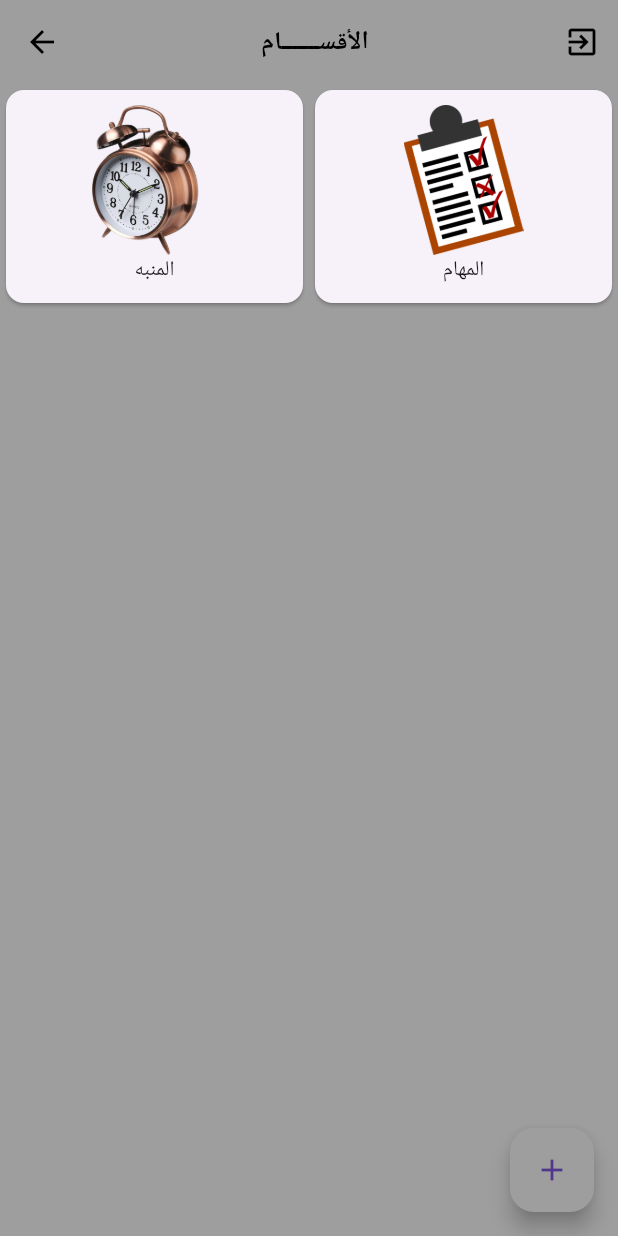
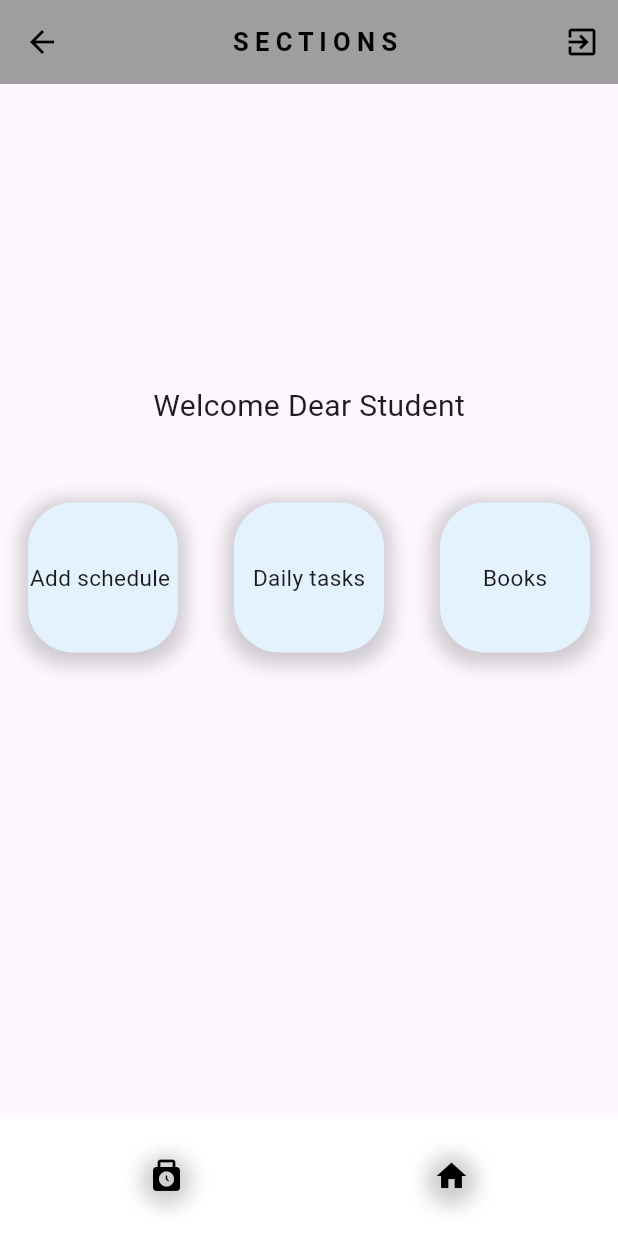
Before and after one commit to Adel-Altwaish/UniHub, a Flutter app: the HomePage screen opened by its route, on a phone screen of 412 x 824 dp. Run offline on Flutter 3.47's test engine with Material 3 defaults, Android fonts, the light colour scheme and no system bars; our stand-ins replace awesome_dialog, firebase_auth, firebase_core, google_sign_in; accounts and stored records are empty.

Commit message:
add pages

```diff
--- /dev/null
+++ b/lib/Pages/HomePage.dart
@@ -0,0 +1,215 @@
+//import 'package:firebase_auth/firebase_auth.dart';
+// ignore_for_file: unused_local_variable
+
+import 'package:firebase_auth/firebase_auth.dart';
+import 'package:flutter/material.dart';
+import 'package:google_sign_in/google_sign_in.dart';
+import 'package:uni_hub/Pages/Book.dart';
+import 'package:uni_hub/Pages/Daily%20tasks.dart';
+import 'package:uni_hub/Pages/Time.dart';
+import 'package:uni_hub/Pages/schedule.dart';
+
+class HomePage extends StatelessWidget {
+  const HomePage({super.key});
+
+  @override
+  Widget build(BuildContext context) {
+    return Scaffold(
+      appBar: AppBar(
+        actions: [
+          IconButton(
+            onPressed: () async {
+              GoogleSignIn googleSignIn = GoogleSignIn();
+              googleSignIn.disconnect();
+              await FirebaseAuth.instance.signOut();
+              Navigator.of(context)
+                  .pushNamedAndRemoveUntil("LogIn", (route) => false);
+            },
+            icon: Icon(Icons.exit_to_app),
+          ),
+        ],
+        // backgroundColor: Colors.white,
+        title: const Center(
+          child: Text(
+            "S E C T I O N S",
+            style: TextStyle(color: Colors.black),
+          ),
+        ),
+      ),
+      body: Column(
+        children: [
+          const SizedBox(height: 200),
+          const Text(
+            ' Welcome Dear Student ',
+            style: TextStyle(
+              fontSize: 20,
+            ),
+          ),
+          const SizedBox(height: 50),
+          Row(
+            mainAxisAlignment: MainAxisAlignment.spaceAround,
+            children: [
+              GestureDetector(
+                onTap: () {
+                  Navigator.push(
+                    context,
+                    MaterialPageRoute(builder: (context) => Schedule()),
+                  );
+                },
+                child: Center(
+                  child: Container(
+                    height: 100,
+                    width: 100,
+                    decoration: BoxDecoration(
+                      color: Colors.blue[50],
+                      borderRadius: const BorderRadius.all(
+                        Radius.circular(30),
+                      ),
+                      boxShadow: [
+                        BoxShadow(
+                          color: Colors.grey.withOpacity(0.5),
+                          spreadRadius: 5,
+                          blurRadius: 10,
+                          offset: const Offset(0, 3),
+                        ),
+                      ],
+                    ),
+                    alignment: Alignment.center,
+                    child: const Text(
+                      'Add schedule ',
+                      style: TextStyle(
+                        fontSize: 15,
+                      ),
+                    ),
+                  ),
+                ),
+              ),
+              GestureDetector(
+                onTap: () {
+                  Navigator.push(
+                    context,
+                    MaterialPageRoute(builder: (context) => MyToDoList()),
+                  );
+                },
+                child: Container(
+                  height: 100,
+                  width: 100,
+                  decoration: BoxDecoration(
+                    color: Colors.blue[50],
+                    borderRadius: const BorderRadius.all(
+                      Radius.circular(30),
+                    ),
+                    boxShadow: [
+                      BoxShadow(
+                        color: Colors.grey.withOpacity(0.5),
+                        spreadRadius: 5,
+                        blurRadius: 10,
+                        offset: const Offset(0, 3),
+                      ),
+                    ],
+                  ),
+                  alignment: Alignment.center,
+                  child: const Text(
+                    'Daily tasks',
+                    style: TextStyle(
+                      fontSize: 15,
+                    ),
+                  ),
+                ),
+              ),
+              GestureDetector(
+                onTap: () {
+                  Navigator.push(
+                    context,
+                    MaterialPageRoute(builder: (context) => Book()),
+                  );
+                },
+                child: Container(
+                  height: 100,
+                  width: 100,
+                  decoration: BoxDecoration(
+                    color: Colors.blue[50],
+                    borderRadius: const BorderRadius.all(
+                      Radius.circular(30),
+                    ),
+                    boxShadow: [
+                      BoxShadow(
+                        color: Colors.grey.withOpacity(0.5),
+                        spreadRadius: 5,
+                        blurRadius: 10,
+                        offset: const Offset(0, 3),
+                      ),
+                    ],
+                  ),
+                  alignment: Alignment.center,
+                  child: const Text(
+                    'Books',
+                    style: TextStyle(fontSize: 15),
+                  ),
+                ),
+              ),
+            ],
+          ),
+        ],
+      ),
+      bottomNavigationBar: BottomAppBar(
+        color: Colors.white,
+        child: Row(
+          mainAxisAlignment: MainAxisAlignment.spaceAround,
+          children: [
+            IconButton(
+              onPressed: () {
+                Navigator.push(
+                    context, MaterialPageRoute(builder: (context) => Time()));
+              },
+              icon: Container(
+                decoration: BoxDecoration(
+                  borderRadius: const BorderRadius.all(
+                    Radius.circular(30),
+                  ),
+                  boxShadow: [
+                    BoxShadow(
+                      color: Colors.grey.withOpacity(0.5),
+                      spreadRadius: 5,
+                      blurRadius: 10,
+                      offset: const Offset(0, 3),
+                    )
+                  ],
+                ),
+                child: Icon(
+                  Icons.punch_clock_rounded,
+                  color: Colors.black,
+                ),
+              ),
+            ),
+            IconButton(
+              onPressed: () {
+                Navigator.push(context,
+                    MaterialPageRoute(builder: (context) => HomePage()));
+              },
+              icon: Container(
+                decoration: BoxDecoration(
+                  borderRadius: const BorderRadius.all(
+                    Radius.circular(30),
+                  ),
+                  boxShadow: [
+                    BoxShadow(
+                      color: Colors.grey.withOpacity(0.5),
+                      spreadRadius: 5,
+                      blurRadius: 10,
+                      offset: const Offset(0, 3),
+                    )
+                  ],
+                ),
+                child: Icon(
+                  Icons.home,
+                  color: Colors.black,
+                ),
+              ),
+            ),
+          ],
+        ),
+      ),
+    );
+  }
+}
--- a/lib/homepage.dart
+++ /dev/null
@@ -1,72 +0,0 @@
-// ignore_for_file: prefer_const_constructors, use_build_context_synchronously, avoid_unnecessary_containers
-
-import 'package:firebase_auth/firebase_auth.dart';
-import 'package:flutter/material.dart';
-import 'package:google_sign_in/google_sign_in.dart';
-
-class HomePage extends StatelessWidget {
-  const HomePage({super.key});
-
-  @override
-  Widget build(BuildContext context) {
-    return Scaffold(
-      backgroundColor: Colors.grey,
-      floatingActionButton: FloatingActionButton(
-        backgroundColor: Colors.grey,
-        onPressed: () {
-          Navigator.of(context).pushNamed('AddCategory');
-        },
-        child: Icon(Icons.add),
-      ),
-      appBar: AppBar(
-        title: Center(child: Text("الأقســـــــام")),
-        actions: [
-          IconButton(
-            onPressed: () async {
-              GoogleSignIn googleSignIn = GoogleSignIn();
-              googleSignIn.disconnect();
-              await FirebaseAuth.instance.signOut();
-              Navigator.of(context)
-                  .pushNamedAndRemoveUntil("LogIn", (route) => false);
-            },
-            icon: Icon(Icons.exit_to_app),
-          ),
-        ],
-      ),
-      body: GridView(
-        gridDelegate: SliverGridDelegateWithFixedCrossAxisCount(
-            crossAxisCount: 2, mainAxisExtent: 150),
-        children: [
-          Card(
-            child: Container(
-                padding: const EdgeInsets.all(10),
-                child: Column(
-                  children: [
-                    Image.asset(
-                      'images/4.png',
-                      height: 100,
-                    ),
-                    Text('المنبه'),
-                  ],
-                ),
-              ),
-            ),
-          Card(
-            child: Container(
-                padding: const EdgeInsets.all(10),
-                child: Column(
-                  children: [
-                    Image.asset(
-                      'images/3.png',
-                      height: 100,
-                    ),
-                    Text('المهام'),
-                  ],
-                ),
-              ),
-            ),
-        ],
-      ),
-    );
-  }
-}
--- a/lib/main.dart
+++ b/lib/main.dart
@@ -6,7 +6,7 @@ import 'package:firebase_auth/firebase_auth.dart';
 import 'package:firebase_core/firebase_core.dart';
 import 'package:flutter/material.dart';
 import 'package:uni_hub/categories/add.dart';
-import 'package:uni_hub/homepage.dart';
+import 'package:uni_hub/pages/homepage.dart';
 import 'package:uni_hub/screen/sign_in_screen.dart';
 import 'package:uni_hub/screen/sign_up_screen.dart';
 
```
Also changed, not shown: lib/Pages/Book.dart (added, +17 -0 lines), lib/Pages/Daily tasks.dart (added, +106 -0 lines), lib/Pages/Time.dart (added, +57 -0 lines), lib/Pages/schedule.dart (added, +106 -0 lines), lib/useless/homepage.dart (added, +72 -0 lines).
